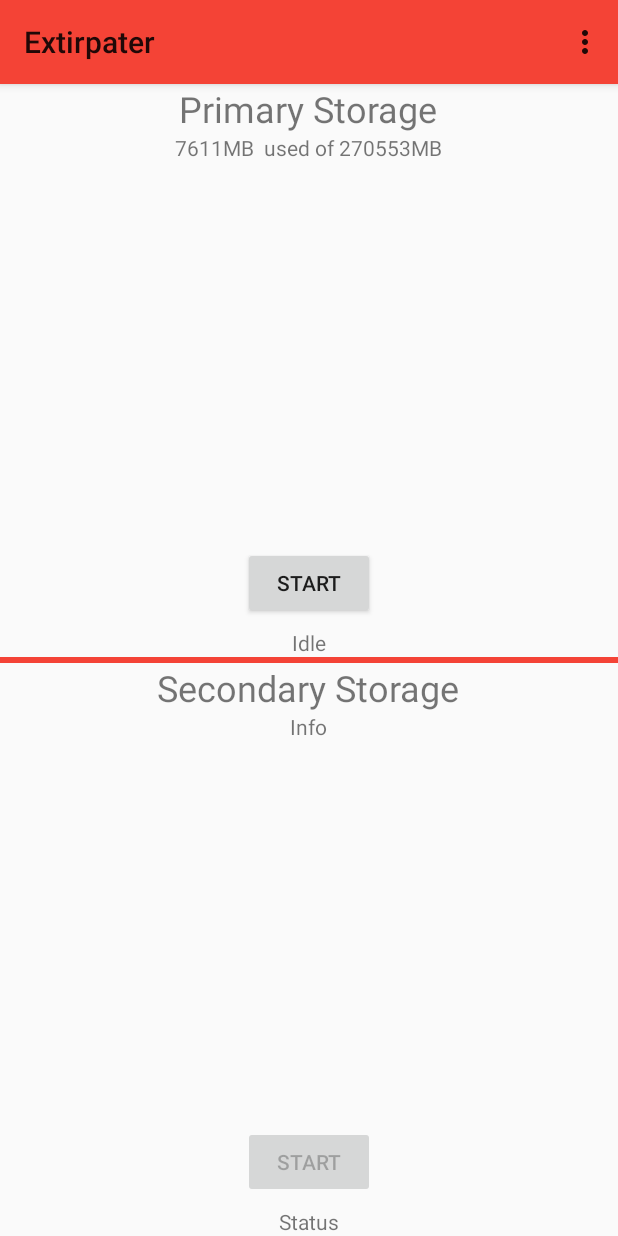
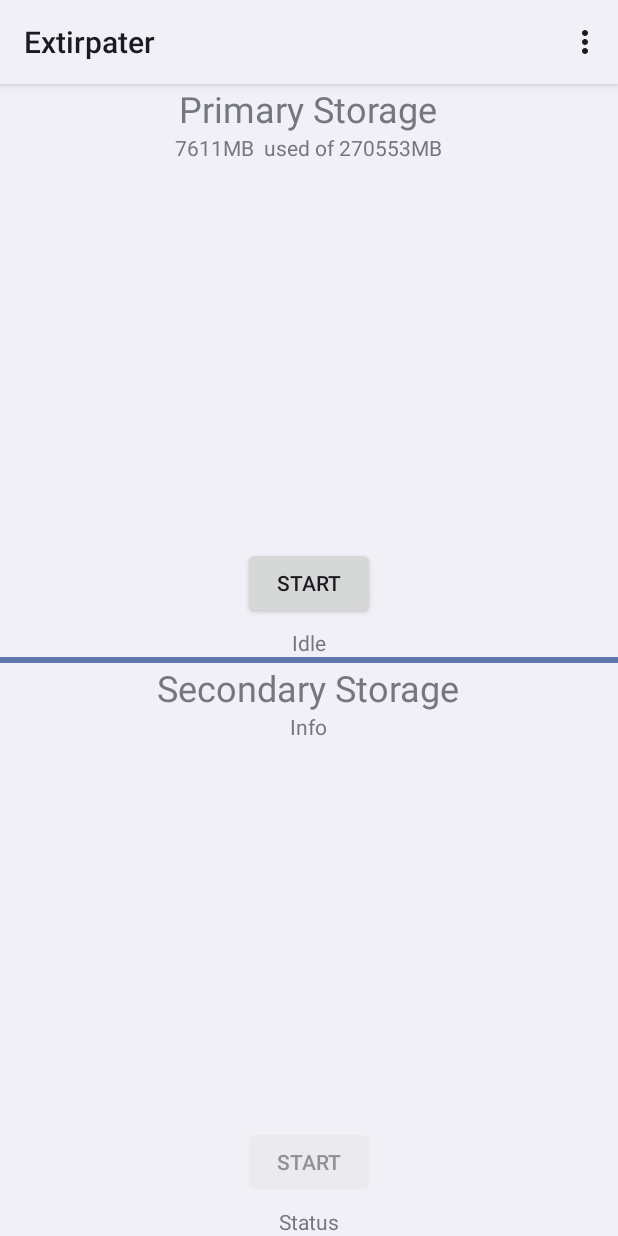
Before and after one commit to Divested-Mobile/Extirpater, an Android app: the screen it shows after launch (MainActivity), on a phone screen of 412 x 824 dp. Run offline under Robolectric (Android 15) with nearby library versions, the phone set to English and light mode, and no system bars; libraries missing offline, so code that uses them is left out: org.uncommons.maths; 5 statements that could not run were skipped.

Commit message:
Make the app smaller
Signed-off-by: Tad <tad@spotco.us>

```diff
--- a/app/build.gradle
+++ b/app/build.gradle
@@ -6,8 +6,8 @@ android {
         applicationId "us.spotco.extirpater"
         minSdkVersion 14
         targetSdkVersion 32
-        versionCode 27
-        versionName "1.4"
+        versionCode 28
+        versionName "1.5"
         resConfigs 'en', 'de', 'es', 'pt'
     }
     buildTypes {
@@ -29,9 +29,6 @@ android {
 }
 
 dependencies {
-    implementation 'androidx.appcompat:appcompat:1.5.1'
-    implementation 'androidx.constraintlayout:constraintlayout:2.1.4'
-    implementation 'com.google.android.material:material:1.8.0-alpha01'
     implementation ('org.uncommons.maths:uncommons-maths:1.2.2') {
         exclude group: 'jfree'
     }
--- a/app/src/main/AndroidManifest.xml
+++ b/app/src/main/AndroidManifest.xml
@@ -8,17 +8,15 @@
         android:label="@string/app_name"
         android:roundIcon="@mipmap/ic_launcher_round"
         android:supportsRtl="true"
-        android:theme="@style/AppTheme">
+        android:theme="@android:style/Theme.DeviceDefault">
         <activity
             android:name=".MainActivity"
             android:label="@string/app_name"
-            android:theme="@style/AppTheme.NoActionBar"
             android:screenOrientation="portrait"
             android:configChanges="orientation|keyboardHidden"
             android:exported="true">
             <intent-filter>
                 <action android:name="android.intent.action.MAIN" />
-
                 <category android:name="android.intent.category.LAUNCHER" />
             </intent-filter>
         </activity>
--- a/app/src/main/java/us/spotco/extirpater/MainActivity.java
+++ b/app/src/main/java/us/spotco/extirpater/MainActivity.java
@@ -17,22 +17,19 @@ along with this program.  If not, see <https://www.gnu.org/licenses/>.
 */
 package us.spotco.extirpater;
 
+import android.app.Activity;
+import android.app.AlertDialog;
+import android.app.Dialog;
+import android.os.Build;
 import android.os.Bundle;
 import android.os.Environment;
-import com.google.android.material.snackbar.Snackbar;
-import androidx.appcompat.app.AppCompatActivity;
-import androidx.appcompat.app.AppCompatDelegate;
-import androidx.appcompat.widget.Toolbar;
 import android.util.Log;
 import android.view.Menu;
 import android.view.MenuInflater;
 import android.view.MenuItem;
 import android.view.WindowManager;
-import android.widget.Button;
-import android.widget.ProgressBar;
-import android.widget.TextView;
 
-public class MainActivity extends AppCompatActivity {
+public class MainActivity extends Activity {
 
     public static final String logPrefix = "Extirpater";
     public static int dataOutput = 1;
@@ -40,21 +37,27 @@ public class MainActivity extends AppCompatActivity {
 
     @Override
     protected void onCreate(Bundle savedInstanceState) {
+        if (Build.VERSION.SDK_INT >= Build.VERSION_CODES.Q) {
+            setTheme(android.R.style.Theme_DeviceDefault_DayNight);
+        }
+        if (Build.VERSION.SDK_INT >= Build.VERSION_CODES.LOLLIPOP) {
+            getWindow().clearFlags(WindowManager.LayoutParams.FLAG_DRAWS_SYSTEM_BAR_BACKGROUNDS);
+        }
         super.onCreate(savedInstanceState);
-        AppCompatDelegate.setDefaultNightMode(AppCompatDelegate.MODE_NIGHT_FOLLOW_SYSTEM);
-        setContentView(R.layout.activity_main);
-        Toolbar toolbar = findViewById(R.id.toolbar);
-        setSupportActionBar(toolbar);
+        setContentView(R.layout.content_main);
+        if (Build.VERSION.SDK_INT >= Build.VERSION_CODES.S) {
+            findViewById(R.id.itmDivider).setBackgroundColor(getResources().getColor(android.R.color.system_accent1_500));
+        }
 
         getWindow().addFlags(WindowManager.LayoutParams.FLAG_KEEP_SCREEN_ON | WindowManager.LayoutParams.FLAG_SHOW_WHEN_LOCKED);
 
-        Drive primary = new Drive(getCacheDir(), false, (TextView) findViewById(R.id.txtInfoPrimary),
-                (ProgressBar) findViewById(R.id.prgPrimary), (Button) findViewById(R.id.btnPrimary), (TextView) findViewById(R.id.txtStatusPrimary));
+        Drive primary = new Drive(getCacheDir(), false, findViewById(R.id.txtInfoPrimary),
+                findViewById(R.id.prgPrimary), findViewById(R.id.btnPrimary), findViewById(R.id.txtStatusPrimary));
 
-        if (Environment.getExternalStorageState().equals(Environment.MEDIA_MOUNTED) && android.os.Build.VERSION.SDK_INT >= android.os.Build.VERSION_CODES.KITKAT) {
+        if (Environment.getExternalStorageState().equals(Environment.MEDIA_MOUNTED) && Build.VERSION.SDK_INT >= Build.VERSION_CODES.KITKAT) {
             int ext = getExternalCacheDirs().length;
-            Drive secondary = new Drive(getExternalCacheDirs()[ext > 1 ? 1 : 0], true, (TextView) findViewById(R.id.txtInfoSecondary),
-                    (ProgressBar) findViewById(R.id.prgSecondary), (Button) findViewById(R.id.btnSecondary), (TextView) findViewById(R.id.txtStatusSecondary));
+            Drive secondary = new Drive(getExternalCacheDirs()[ext > 1 ? 1 : 0], true, findViewById(R.id.txtInfoSecondary),
+                    findViewById(R.id.prgSecondary), findViewById(R.id.btnSecondary), findViewById(R.id.txtStatusSecondary));
         }
     }
 
@@ -108,10 +111,12 @@ public class MainActivity extends AppCompatActivity {
             //END OF DATA OUTPUT GROUP
 
             case R.id.mnuAbout:
-                //TODO: Change this to a dialog
-                String aboutMessage = "Version: " + BuildConfig.VERSION_NAME + ", License: GPLv3, Copyright: 2017-2019 Divested Computing Group";
-                Snackbar about = Snackbar.make(findViewById(R.id.mainCoordinator), aboutMessage, Snackbar.LENGTH_LONG);
-                about.show();
+                String aboutMessage = "Version: " + BuildConfig.VERSION_NAME + "-" + BuildConfig.VERSION_CODE + "\nLicense: GPLv3\nCopyright: 2017-2023\nAuthor: Divested Computing Group";
+                Dialog creditsDialog;
+                AlertDialog.Builder creditsBuilder = new AlertDialog.Builder(this);
+                creditsBuilder.setTitle(getString(R.string.lblFullCredits));
+                creditsBuilder.setMessage(aboutMessage);
+                creditsBuilder.create().show();
                 return true;
             default:
                 return super.onOptionsItemSelected(item);
--- a/app/src/main/java/us/spotco/extirpater/Utils.java
+++ b/app/src/main/java/us/spotco/extirpater/Utils.java
@@ -42,7 +42,7 @@ public class Utils {
         StringBuilder temp = new StringBuilder();
         for (int i = 0; i < length; i++) {
             int rn = rng.nextInt(base.length());
-            temp.append(base.substring(rn, rn + 1));
+            temp.append(base.charAt(rn));
         }
         return temp.toString();
     }
--- a/app/src/main/res/layout/activity_main.xml
+++ /dev/null
@@ -1,26 +0,0 @@
-<?xml version="1.0" encoding="utf-8"?>
-<androidx.coordinatorlayout.widget.CoordinatorLayout xmlns:android="http://schemas.android.com/apk/res/android"
-    xmlns:app="http://schemas.android.com/apk/res-auto"
-    xmlns:tools="http://schemas.android.com/tools"
-    android:layout_width="match_parent"
-    android:layout_height="match_parent"
-    tools:context="us.spotco.extirpater.MainActivity"
-    android:id="@+id/mainCoordinator">
-
-    <com.google.android.material.appbar.AppBarLayout
-        android:layout_width="match_parent"
-        android:layout_height="wrap_content"
-        android:theme="@style/AppTheme.AppBarOverlay">
-
-        <androidx.appcompat.widget.Toolbar
-            android:id="@+id/toolbar"
-            android:layout_width="match_parent"
-            android:layout_height="?attr/actionBarSize"
-            android:background="?attr/colorPrimary"
-            app:popupTheme="@style/AppTheme.PopupOverlay" />
-
-    </com.google.android.material.appbar.AppBarLayout>
-
-    <include layout="@layout/content_main" />
-
-</androidx.coordinatorlayout.widget.CoordinatorLayout>
--- a/app/src/main/res/layout/content_main.xml
+++ b/app/src/main/res/layout/content_main.xml
@@ -1,13 +1,10 @@
 <?xml version="1.0" encoding="utf-8"?>
 <LinearLayout xmlns:android="http://schemas.android.com/apk/res/android"
-    xmlns:app="http://schemas.android.com/apk/res-auto"
     xmlns:tools="http://schemas.android.com/tools"
     android:layout_width="match_parent"
     android:layout_height="match_parent"
     android:orientation="vertical"
-    app:layout_behavior="@string/appbar_scrolling_view_behavior"
-    tools:context="us.spotco.extirpater.MainActivity"
-    tools:showIn="@layout/activity_main">
+    tools:context="us.spotco.extirpater.MainActivity">
 
     <RelativeLayout
         android:layout_width="match_parent"
@@ -65,7 +62,7 @@
 
     </RelativeLayout>
 
-    <View style="@style/Divider" />
+    <View style="@style/Divider" android:id="@+id/itmDivider" />
 
     <RelativeLayout
         android:layout_width="match_parent"
--- a/app/src/main/res/values/strings.xml
+++ b/app/src/main/res/values/strings.xml
@@ -3,6 +3,7 @@
     <string name="app_name" translatable="false">Extirpater</string>
     <string name="lblStart">Start</string>
     <string name="lblStop">Stop</string>
+    <string name="lblFullCredits">Credits</string>
     <string name="lblStoragePrimary">Primary Storage</string>
     <string name="lblStorageSecondary">Secondary Storage</string>
     <string name="lblInfo">Info</string>
--- a/app/src/main/res/values/styles.xml
+++ b/app/src/main/res/values/styles.xml
@@ -1,26 +1,8 @@
 <resources>
-
-    <!-- Base application theme. -->
-    <style name="AppTheme" parent="Theme.AppCompat.DayNight.DarkActionBar">
-        <item name="colorPrimary">@color/deep_orange</item>
-        <item name="colorPrimaryDark">@color/deep_orange</item>
-        <item name="colorAccent">@color/light_blue</item>
-    </style>
-
-    <style name="AppTheme.NoActionBar">
-        <item name="windowActionBar">false</item>
-        <item name="windowNoTitle">true</item>
-    </style>
-
-    <style name="AppTheme.AppBarOverlay" parent="ThemeOverlay.AppCompat.DayNight.ActionBar" />
-
-    <style name="AppTheme.PopupOverlay" parent="ThemeOverlay.AppCompat.DayNight" />
-
     <!-- Credit (CC BY-SA 3.0): https://stackoverflow.com/a/14533085 -->
     <style name="Divider">
         <item name="android:layout_width">match_parent</item>
         <item name="android:layout_height">4dp</item>
         <item name="android:background">@color/deep_orange</item>
     </style>
-
 </resources>
```
